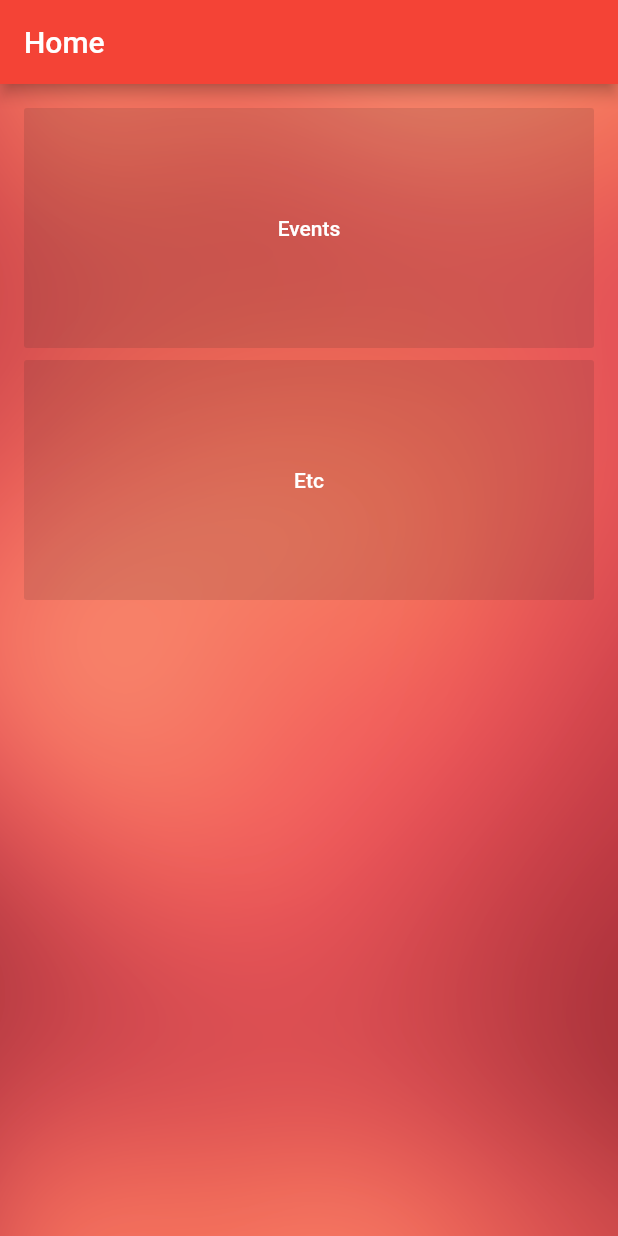
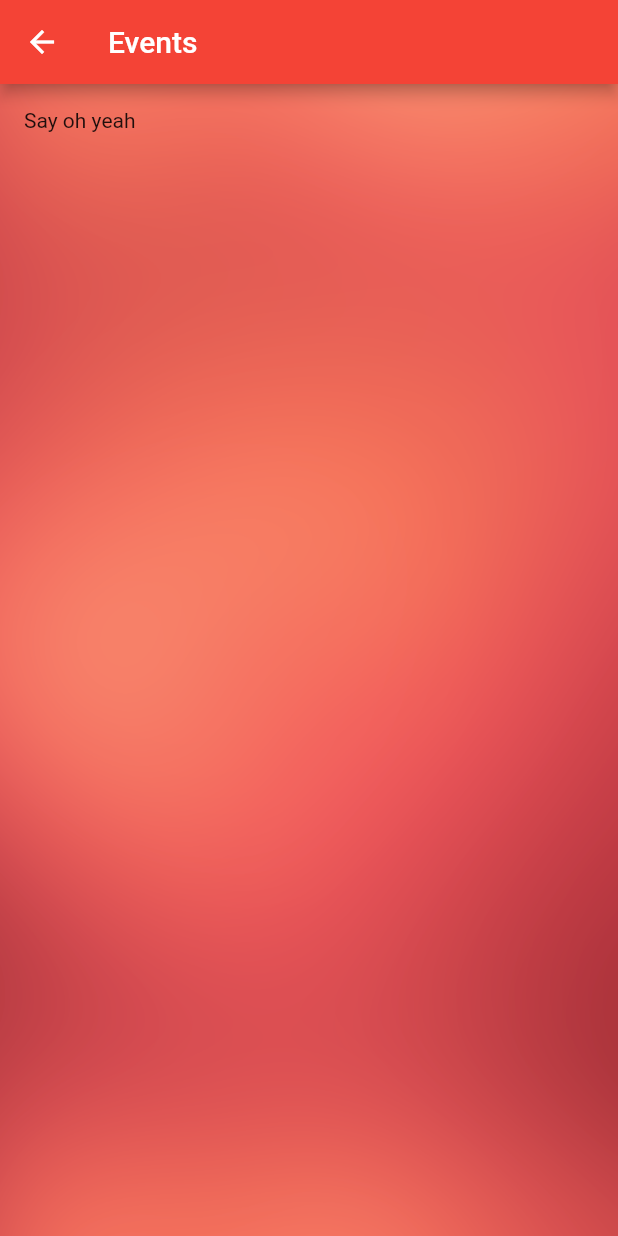
Before and after one commit to suppayami/kasarmikatu-dashboard, a Flutter app: the screen it shows after launch, after a tap on "Events", on a phone screen of 412 x 824 dp. Run offline on Flutter 3.47's test engine with Material 2 defaults, Android fonts, the phone set to English and light mode, and no system bars.

Commit message:
navigation and layout

```diff
--- a/lib/main.dart
+++ b/lib/main.dart
@@ -1,9 +1,9 @@
 import 'package:flutter/material.dart';
-import 'route/home.dart';
+import 'router.dart';
 
-void main() => runApp(MyApp());
+void main() => runApp(App());
 
-class MyApp extends StatelessWidget {
+class App extends StatelessWidget {
   // This widget is the root of your application.
   @override
   Widget build(BuildContext context) {
@@ -12,7 +12,8 @@ class MyApp extends StatelessWidget {
       theme: ThemeData(
         primarySwatch: Colors.red,
       ),
-      home: Home(),
+      initialRoute: "/",
+      routes: appRoutes,
     );
   }
 }
--- /dev/null
+++ b/lib/module/common/screen_container.dart
@@ -0,0 +1,26 @@
+import 'package:flutter/material.dart';
+
+class ScreenContainer extends StatelessWidget {
+  final Widget child;
+
+  ScreenContainer({Key key, this.child})
+      : assert(child != null),
+        super(key: key);
+
+  @override
+  Widget build(BuildContext context) {
+    return Container(
+      constraints: BoxConstraints.expand(),
+      decoration: BoxDecoration(
+        image: DecorationImage(
+          image: AssetImage("assets/background.png"),
+          fit: BoxFit.cover,
+        ),
+      ),
+      child: Container(
+        padding: EdgeInsets.all(16.0),
+        child: child,
+      ),
+    );
+  }
+}
--- /dev/null
+++ b/lib/module/event/event.dart
@@ -0,0 +1,22 @@
+import 'package:flutter/material.dart';
+import '../common/screen_container.dart';
+
+class EventScreen extends StatelessWidget {
+  @override
+  Widget build(BuildContext context) {
+    return Scaffold(
+      appBar: AppBar(
+        title: Text("Events"),
+      ),
+      body: ScreenContainer(
+        child: _EventList(),
+      ),
+    );
+  }
+}
+
+class _EventList extends StatelessWidget {
+  Widget build(BuildContext context) {
+    return Text("Say oh yeah");
+  }
+}
--- /dev/null
+++ b/lib/module/home/home.dart
@@ -0,0 +1,17 @@
+import 'package:flutter/material.dart';
+import './navigation_list.dart';
+import '../common/screen_container.dart';
+
+class HomeScreen extends StatelessWidget {
+  @override
+  Widget build(BuildContext context) {
+    return Scaffold(
+      appBar: AppBar(
+        title: Text("Home"),
+      ),
+      body: ScreenContainer(
+        child: NavigationList(),
+      ),
+    );
+  }
+}
--- a/lib/route/home.dart
+++ b/lib/module/home/navigation_list.dart
@@ -1,30 +1,7 @@
 import 'package:flutter/material.dart';
+import '../../router.dart';
 
-class Home extends StatelessWidget {
-  @override
-  Widget build(BuildContext context) {
-    return Scaffold(
-      appBar: AppBar(
-        title: Text("Home"),
-      ),
-      body: Container(
-        constraints: BoxConstraints.expand(),
-        decoration: BoxDecoration(
-          image: DecorationImage(
-            image: AssetImage("assets/background.png"),
-            fit: BoxFit.cover,
-          ),
-        ),
-        child: Container(
-          padding: EdgeInsets.all(16.0),
-          child: _Navigation(),
-        ),
-      ),
-    );
-  }
-}
-
-class _Navigation extends StatelessWidget {
+class NavigationList extends StatelessWidget {
   @override
   Widget build(BuildContext context) {
     return Column(
@@ -37,7 +14,7 @@ class _Navigation extends StatelessWidget {
               width: double.infinity,
               height: 160.0,
               child: FlatButton(
-                onPressed: () {},
+                onPressed: _navigateEvent(context),
                 child: Text(
                   "Events",
                   style: TextStyle(color: Colors.white),
@@ -62,4 +39,10 @@ class _Navigation extends StatelessWidget {
       ],
     );
   }
+
+  VoidCallback _navigateEvent(BuildContext context) {
+    return () {
+      Navigator.pushNamed(context, EVENT_ROUTE);
+    };
+  }
 }
--- /dev/null
+++ b/lib/router.dart
@@ -0,0 +1,11 @@
+import 'package:flutter/material.dart';
+import 'module/home/home.dart';
+import 'module/event/event.dart';
+
+const HOME_ROUTE = "/";
+const EVENT_ROUTE = "/event";
+
+Map<String, WidgetBuilder> appRoutes = {
+  HOME_ROUTE: (context) => HomeScreen(),
+  EVENT_ROUTE: (context) => EventScreen(),
+};
```
Also changed, not shown: lib/route/my_home_page.dart (deleted, +0 -31 lines).
